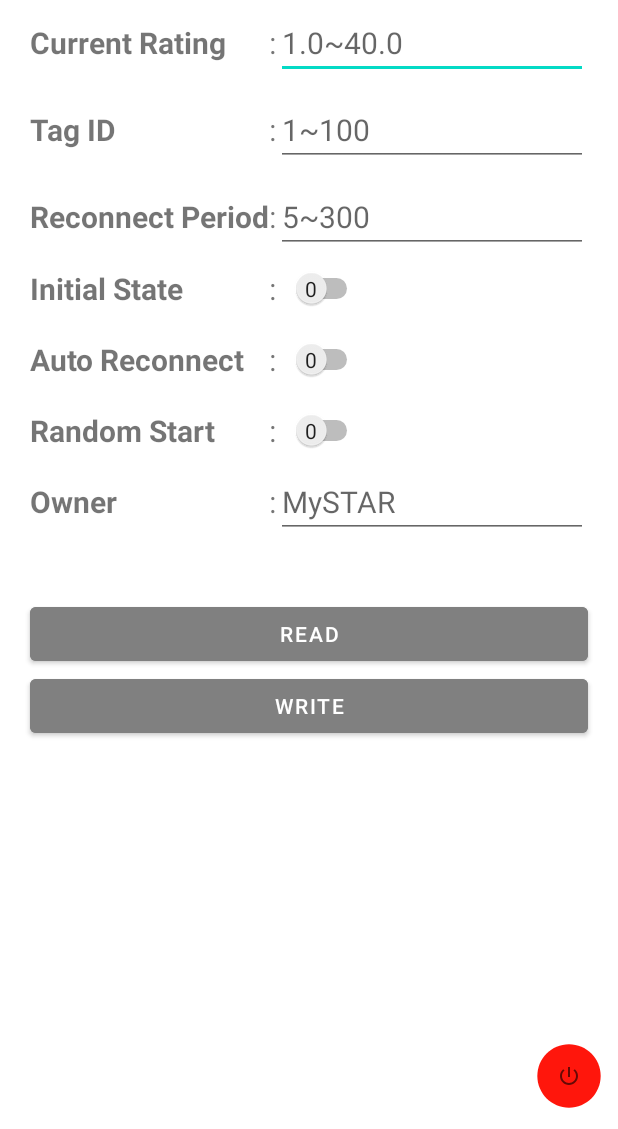
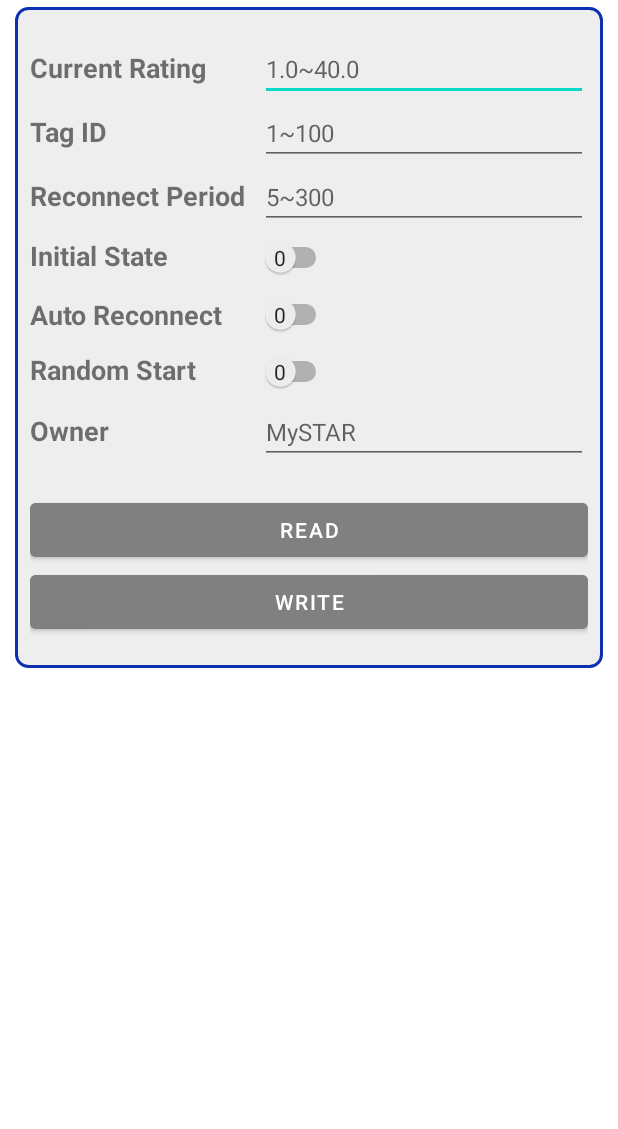
Before and after one commit to EumundDK/WCB_Settings, an Android app: the screen it shows after launch (MainActivity), with the options menu open, on a phone screen of 412 x 824 dp, the part 107-1236 px from its top. Run offline under Robolectric (Android 15) with nearby library versions, the phone set to English and light mode, and no system bars.

Commit message:
#update 20230621

```diff
--- /dev/null
+++ b/app/src/main/res/drawable/border_grey_background.xml
@@ -0,0 +1,16 @@
+<?xml version="1.0" encoding="utf-8"?>
+<shape
+    xmlns:android="http://schemas.android.com/apk/res/android"
+    android:shape = "rectangle">
+
+    <solid
+        android:color="@color/light_grey">
+    </solid>
+
+    <stroke
+        android:color="@color/dark_blue"
+        android:width="2dp" />
+
+    <corners android:radius="8dp"/>
+
+</shape>
--- /dev/null
+++ b/app/src/main/res/drawable/ic_shut_down_24dp.xml
@@ -0,0 +1,11 @@
+<vector
+    android:height="24dp"
+    android:tint="#FFFFFF"
+    android:viewportHeight="24"
+    android:viewportWidth="24"
+    android:width="24dp"
+    xmlns:android="http://schemas.android.com/apk/res/android">
+    <path
+        android:fillColor="@android:color/white"
+        android:pathData="M13,3h-2v10h2L13,3zM17.83,5.17l-1.42,1.42C17.99,7.86 19,9.81 19,12c0,3.87 -3.13,7 -7,7s-7,-3.13 -7,-7c0,-2.19 1.01,-4.14 2.58,-5.42L6.17,5.17C4.23,6.82 3,9.26 3,12c0,4.97 4.03,9 9,9s9,-4.03 9,-9c0,-2.74 -1.23,-5.18 -3.17,-6.83z"/>
+</vector>
--- a/app/src/main/res/layout/activity_main.xml
+++ b/app/src/main/res/layout/activity_main.xml
@@ -18,7 +18,7 @@
             android:layout_height="wrap_content"
             android:src="@drawable/tap_tag3" />
 
-        <ImageButton
+        <!--<ImageButton
             android:id="@+id/imageButton2"
             android:layout_width="8mm"
             android:layout_height="8mm"
@@ -28,31 +28,35 @@
             android:layout_marginBottom="10dp"
             app:srcCompat="@drawable/ic_baseline_power_settings_new_16"
             android:layout_marginEnd="10dp"/>
-
+-->
     </LinearLayout>
 
     <LinearLayout
         android:id="@+id/uidLayout"
         android:layout_width="match_parent"
-        android:layout_height="match_parent"
+        android:layout_height="wrap_content"
         android:orientation="vertical"
-        android:visibility="visible">
+        android:visibility="visible"
+        android:layout_marginStart="10dp"
+        android:layout_marginEnd="10dp"
+        android:layout_marginTop="20dp"
+        android:background="@drawable/border_grey_background">
 
         <TableLayout
             android:id="@+id/tagSetting"
             android:layout_width="match_parent"
             android:layout_height="wrap_content"
             android:layout_below="@+id/uidLayout"
-            android:layout_marginTop="10dp"
-            android:layout_marginBottom="10dp"
-            android:layout_marginStart="20dp"
-            android:layout_marginEnd="20dp"
-            android:stretchColumns="3">
+            android:layout_marginTop="20dp"
+            android:layout_marginBottom="20dp"
+            android:layout_marginStart="10dp"
+            android:layout_marginEnd="10dp"
+            android:stretchColumns="2" >
 
             <TableRow
+                android:id="@+id/tableRow1"
                 android:layout_width="match_parent"
-                android:layout_height="match_parent"
-                android:layout_marginTop="10dp">
+                android:layout_height="match_parent">
 
                 <TextView
                     android:id="@+id/currentRatingText"
@@ -60,40 +64,34 @@
                     android:layout_height="wrap_content"
                     android:text="Current Rating"
                     android:textStyle="bold"
-                    android:textSize="20sp"
+                    android:textSize="18sp"
                     android:layout_column="1"/>
-
-                <TextView
-                    android:layout_width="wrap_content"
-                    android:layout_height="wrap_content"
-                    android:text=":"
-                    android:textSize="20sp"
-                    android:layout_column="2"/>
 
                 <EditText
                     android:id="@+id/currentRatingEdit"
                     android:layout_width="match_parent"
                     android:layout_height="wrap_content"
-                    android:textSize="20sp"
-                    android:layout_column="3"
+                    android:layout_column="2"
+                    android:layout_marginStart="10dp"
+                    android:hint="1.0~40.0"
                     android:inputType="numberDecimal"
-                    android:hint="1.0~40.0"/>
+                    android:textSize="16sp" />
 
-                <ImageView
+                <!--<ImageView
                     android:id="@+id/currentRatingWarning"
                     android:layout_width="wrap_content"
                     android:layout_height="wrap_content"
                     android:src="@drawable/ic_baseline_warning_amber_red_24"
                     android:layout_gravity="center"
                     android:layout_column="4"
-                    android:visibility="gone"/>
+                    android:visibility="gone"/>-->
 
             </TableRow>
 
             <TableRow
+                android:id="@+id/tableRow2"
                 android:layout_width="match_parent"
-                android:layout_height="match_parent"
-                android:layout_marginTop="10dp">
+                android:layout_height="match_parent">
 
                 <TextView
                     android:id="@+id/tagIdText"
@@ -101,40 +99,34 @@
                     android:layout_height="wrap_content"
                     android:text="Tag ID"
                     android:textStyle="bold"
-                    android:textSize="20sp"
+                    android:textSize="18sp"
                     android:layout_column="1"/>
-
-                <TextView
-                    android:layout_width="wrap_content"
-                    android:layout_height="wrap_content"
-                    android:text=":"
-                    android:textSize="20sp"
-                    android:layout_column="2"/>
 
                 <EditText
                     android:id="@+id/tagIdEdit"
                     android:layout_width="match_parent"
                     android:layout_height="wrap_content"
-                    android:textSize="20sp"
-                    android:layout_column="3"
+                    android:textSize="16sp"
+                    android:layout_column="2"
                     android:inputType="numberDecimal"
-                    android:hint="1~100"/>
+                    android:hint="1~100"
+                    android:layout_marginStart="10dp"/>
 
-                <ImageView
+                <!--<ImageView
                     android:id="@+id/tagIdWarning"
                     android:layout_width="wrap_content"
                     android:layout_height="wrap_content"
                     android:src="@drawable/ic_baseline_warning_amber_red_24"
                     android:layout_gravity="center"
                     android:layout_column="4"
-                    android:visibility="gone"/>
+                    android:visibility="gone"/>-->
 
             </TableRow>
 
             <TableRow
+                android:id="@+id/tableRow3"
                 android:layout_width="match_parent"
-                android:layout_height="match_parent"
-                android:layout_marginTop="10dp">
+                android:layout_height="match_parent">
 
                 <TextView
                     android:id="@+id/reconnectPeriodText"
@@ -143,40 +135,35 @@
                     android:layout_column="1"
                     android:text="Reconnect Period"
                     android:textStyle="bold"
-                    android:textSize="20sp" />
-
-                <TextView
-                    android:layout_width="wrap_content"
-                    android:layout_height="wrap_content"
-                    android:layout_column="2"
-                    android:text=":"
-                    android:textSize="20sp" />
+                    android:textSize="18sp" />
 
                 <EditText
                     android:id="@+id/reconnectPeriodEdit"
                     android:layout_width="match_parent"
                     android:layout_height="wrap_content"
-                    android:layout_column="3"
+                    android:layout_column="2"
                     android:hint="5~300"
                     android:inputType="numberDecimal"
-                    android:textSize="20sp"/>
+                    android:textSize="16sp"
+                    android:layout_marginStart="10dp"/>
 
-                <ImageView
+                <!--<ImageView
                     android:id="@+id/reconnectPeriodWarning"
                     android:layout_width="wrap_content"
                     android:layout_height="wrap_content"
                     android:src="@drawable/ic_baseline_warning_amber_red_24"
                     android:layout_gravity="center"
                     android:layout_column="4"
-                    android:visibility="gone"/>
+                    android:visibility="gone"/>-->
 
             </TableRow>
 
             <TableRow
+                android:id="@+id/tableRow4"
                 android:layout_width="match_parent"
                 android:layout_height="match_parent"
-                android:layout_marginTop="10dp"
-                android:layout_marginBottom="10dp">
+                android:layout_marginTop="5dp"
+                android:layout_marginBottom="5dp">
 
                 <TextView
                     android:id="@+id/initialStateText"
@@ -184,15 +171,8 @@
                     android:layout_height="wrap_content"
                     android:text="Initial State"
                     android:textStyle="bold"
-                    android:textSize="20sp"
+                    android:textSize="18sp"
                     android:layout_column="1" />
-
-                <TextView
-                    android:layout_width="wrap_content"
-                    android:layout_height="wrap_content"
-                    android:text=":"
-                    android:textSize="20sp"
-                    android:layout_column="2"/>
 
                 <Switch
                     android:id="@+id/onOffSwitch"
@@ -203,15 +183,16 @@
                     android:textOn="1"
                     android:textOff="0"
                     android:showText="true"
-                    android:layout_column="3"/>
+                    android:layout_column="2"/>
 
             </TableRow>
 
             <TableRow
+                android:id="@+id/tableRow5"
                 android:layout_width="match_parent"
                 android:layout_height="match_parent"
-                android:layout_marginTop="10dp"
-                android:layout_marginBottom="10dp">
+                android:layout_marginTop="5dp"
+                android:layout_marginBottom="5dp">
 
                 <TextView
                     android:id="@+id/autoReconnectText"
@@ -220,34 +201,28 @@
                     android:layout_column="1"
                     android:text="Auto Reconnect"
                     android:textStyle="bold"
-                    android:textSize="20sp"
-                    android:layout_gravity="center_vertical"/>
-
-                <TextView
-                    android:layout_width="wrap_content"
-                    android:layout_height="wrap_content"
-                    android:text=":"
-                    android:textSize="20sp"
-                    android:layout_column="2"
+                    android:textSize="18sp"
                     android:layout_gravity="center_vertical"/>
 
                 <Switch
                     android:id="@+id/autoReconnectSwitch"
-                    android:layout_width="wrap_content"
+                    android:layout_width="match_parent"
                     android:layout_height="wrap_content"
                     android:layout_marginStart="10dp"
                     android:layout_gravity="start"
                     android:textOn="1"
                     android:textOff="0"
                     android:showText="true"
-                    android:layout_column="3"/>
+                    android:layout_column="2"/>
 
             </TableRow>
 
             <TableRow
+                android:id="@+id/tableRow6"
                 android:layout_width="match_parent"
                 android:layout_height="match_parent"
-                android:layout_marginTop="10dp">
+                android:layout_marginTop="5dp"
+                android:layout_marginBottom="5dp">
 
                 <TextView
                     android:id="@+id/randomStartText"
@@ -255,34 +230,26 @@
                     android:layout_height="wrap_content"
                     android:text="Random Start"
                     android:textStyle="bold"
-                    android:textSize="20sp"
+                    android:textSize="18sp"
                     android:layout_column="1"/>
-
-                <TextView
-                    android:layout_width="wrap_content"
-                    android:layout_height="wrap_content"
-                    android:text=":"
-                    android:textSize="20sp"
-                    android:layout_column="2"/>
 
                 <Switch
                     android:id="@+id/randomStartSwitch"
-                    android:layout_width="wrap_content"
+                    android:layout_width="match_parent"
                     android:layout_height="wrap_content"
                     android:layout_marginStart="10dp"
                     android:layout_gravity="start"
                     android:textOn="1"
                     android:textOff="0"
                     android:showText="true"
-                    android:layout_column="3"/>
+                    android:layout_column="2"/>
 
             </TableRow>
 
             <TableRow
+                android:id="@+id/tableRow7"
                 android:layout_width="match_parent"
-                android:layout_height="match_parent"
-                android:layout_marginTop="10dp"
-                android:layout_marginBottom="10dp">
+                android:layout_height="match_parent">
 
                 <TextView
                     android:id="@+id/ownerNameText"
@@ -290,34 +257,21 @@
                     android:layout_height="wrap_content"
                     android:text="Owner"
                     android:textStyle="bold"
-                    android:textSize="20sp"
+                    android:textSize="18sp"
                     android:layout_column="1"/>
-
-                <TextView
-                    android:layout_width="wrap_content"
-                    android:layout_height="wrap_content"
-                    android:text=":"
-                    android:textSize="20sp"
-                    android:layout_column="2"/>
 
                 <EditText
                     android:id="@+id/ownerNameEdit"
                     android:layout_width="match_parent"
                     android:layout_height="wrap_content"
-                    android:textSize="20sp"
+                    android:layout_column="2"
+                    android:layout_marginStart="10dp"
+                    android:hint="MySTAR"
                     android:inputType="text"
                     android:maxLength="16"
-                    android:hint="MySTAR"
-                    android:layout_column="3"/>
+                    android:textSize="16sp" />
 
             </TableRow>
-        </TableLayout>
-
-        <LinearLayout
-            android:layout_width="match_parent"
-            android:layout_height="wrap_content"
-            android:layout_below="@+id/tagSetting"
-            android:orientation="vertical">
 
             <Button
                 android:id="@+id/readMemoryBtn"
@@ -325,22 +279,28 @@
                 android:layout_height="wrap_content"
                 android:backgroundTint="@color/grey"
                 android:text="READ"
-                android:layout_marginTop="20dp"
-                android:layout_marginStart="20dp"
-                android:layout_marginEnd="20dp"/>
+                android:layout_marginTop="20dp"/>
 
             <Button
                 android:id="@+id/writeMemoryBtn"
                 android:layout_width="match_parent"
                 android:layout_height="wrap_content"
                 android:backgroundTint="@color/grey"
-                android:text="WRITE"
-                android:layout_marginStart="20dp"
-                android:layout_marginEnd="20dp" />
+                android:text="WRITE"/>
 
-        </LinearLayout>
+        </TableLayout>
 
-        <androidx.constraintlayout.widget.ConstraintLayout
+        <!--<LinearLayout
+            android:layout_width="match_parent"
+            android:layout_height="wrap_content"
+            android:layout_below="@+id/tagSetting"
+            android:orientation="vertical">
+
+
+
+        </LinearLayout>-->
+
+        <!--<androidx.constraintlayout.widget.ConstraintLayout
             android:layout_width="match_parent"
             android:layout_height="match_parent">
 
@@ -357,7 +317,7 @@
                 app:layout_constraintStart_toStartOf="parent"
                 app:srcCompat="@drawable/ic_baseline_power_settings_new_16" />
 
-        </androidx.constraintlayout.widget.ConstraintLayout>
+        </androidx.constraintlayout.widget.ConstraintLayout>-->
 
         </LinearLayout>
 
--- a/app/src/main/res/menu/main_menu.xml
+++ b/app/src/main/res/menu/main_menu.xml
@@ -13,4 +13,11 @@
         android:orderInCategory="2"
         app:showAsAction="never"/>
 
+    <item
+        android:id="@+id/shut_down"
+        android:title="@string/shut_down"
+        android:orderInCategory="3"
+        app:showAsAction="always"
+        android:icon="@drawable/ic_shut_down_24dp"/>
+
 </menu>
--- a/app/src/main/res/values/strings.xml
+++ b/app/src/main/res/values/strings.xml
@@ -4,4 +4,5 @@
     <string name="error_during_password_presentation">Error During Password Presentation</string>
     <string name="no_response_received">No Response Received</string>
     <string name="tag_not_in_the_field">Tag Not In The Field</string>
+    <string name="shut_down">Shut Down</string>
 </resources>
```
Also changed, not shown: app/src/main/java/com/example/wcbsettings/DetailsActivity.java (+23 -0 lines), app/src/main/java/com/example/wcbsettings/MainActivity.java (+27 -3 lines), app/src/main/res/drawable/border.xml (added, +12 -0 lines), app/src/main/res/layout/activity_details.xml (+91 -73 lines), app/src/main/res/drawable/wcbsetting.png.
